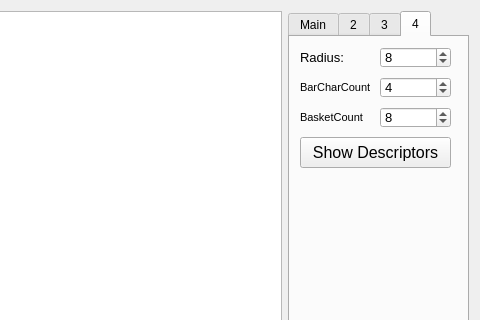
First picture: the form in Gui/mainwindow.ui, repository faystmax/ComputerVision, before the edit; both pictures show x 349 to 829 and y 0 to 320 of the 829 by 502 pixel window.
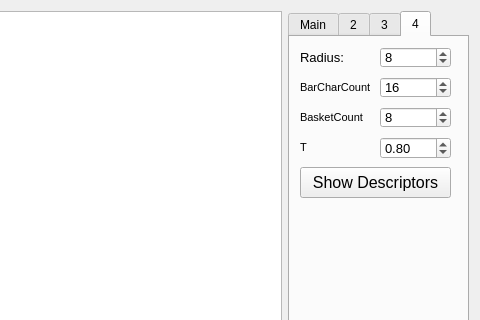
Second picture: the form after the edit. The open tabs and pages were chosen to show the change. Icons and pictures are not drawn.

Patch:
```diff
--- a/Gui/mainwindow.ui
+++ b/Gui/mainwindow.ui
@@ -641,7 +641,7 @@
         <property name="geometry">
          <rect>
           <x>10</x>
-          <y>100</y>
+          <y>130</y>
           <width>151</width>
           <height>31</height>
          </rect>
@@ -725,7 +725,7 @@
          </font>
         </property>
         <property name="value">
-         <number>4</number>
+         <number>16</number>
         </property>
        </widget>
        <widget class="QLabel" name="label_10">
@@ -764,6 +764,45 @@
          <number>8</number>
         </property>
        </widget>
+       <widget class="QLabel" name="label_11">
+        <property name="geometry">
+         <rect>
+          <x>10</x>
+          <y>100</y>
+          <width>71</width>
+          <height>21</height>
+         </rect>
+        </property>
+        <property name="font">
+         <font>
+          <pointsize>8</pointsize>
+         </font>
+        </property>
+        <property name="text">
+         <string>T</string>
+        </property>
+       </widget>
+       <widget class="QDoubleSpinBox" name="TSpinBox">
+        <property name="geometry">
+         <rect>
+          <x>90</x>
+          <y>100</y>
+          <width>71</width>
+          <height>22</height>
+         </rect>
+        </property>
+        <property name="font">
+         <font>
+          <pointsize>10</pointsize>
+         </font>
+        </property>
+        <property name="singleStep">
+         <double>0.100000000000000</double>
+        </property>
+        <property name="value">
+         <double>0.800000000000000</double>
+        </property>
+       </widget>
       </widget>
      </widget>
     </item>
```
Left out of the diff: 40 changed lines with no effect on the pictures.
